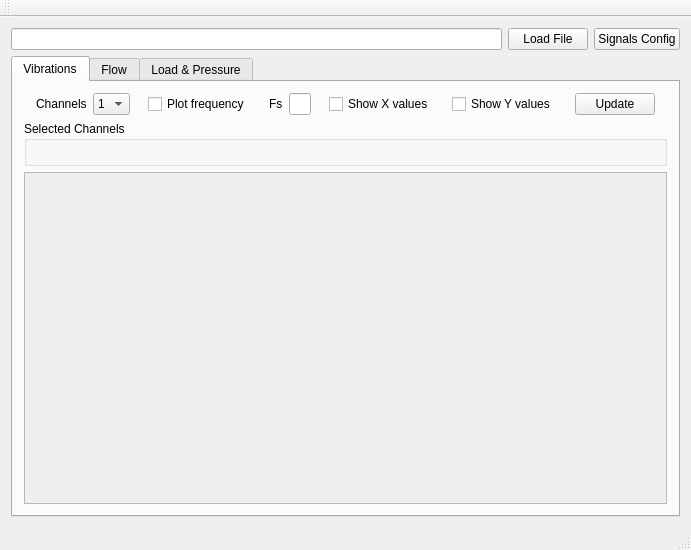
The window that Datafuz/datafuz.ui (jslopezvi/datafuz) describes before a commit, drawn with Qt 5.
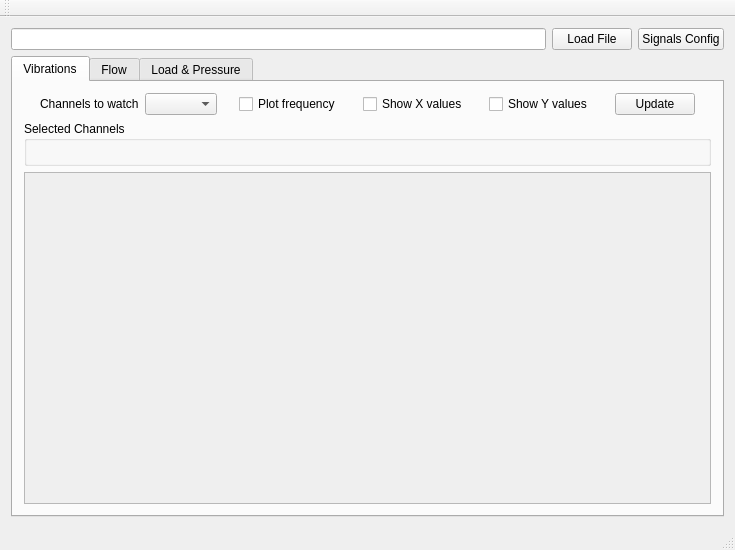
The same window after the commit.

Commit message: Stable version for Datafuz 0.8.0

The edit to the form file:
```diff
--- a/Datafuz/datafuz.ui
+++ b/Datafuz/datafuz.ui
@@ -6,7 +6,7 @@
    <rect>
     <x>0</x>
     <y>0</y>
-    <width>691</width>
+    <width>735</width>
     <height>550</height>
    </rect>
   </property>
@@ -70,54 +70,18 @@
                 <item>
                  <widget class="QLabel" name="label">
                   <property name="sizePolicy">
-                   <sizepolicy hsizetype="Preferred" vsizetype="Fixed">
+                   <sizepolicy hsizetype="Preferred" vsizetype="Preferred">
                     <horstretch>0</horstretch>
                     <verstretch>0</verstretch>
                    </sizepolicy>
                   </property>
                   <property name="text">
-                   <string>Channels</string>
+                   <string>Channels to watch</string>
                   </property>
                  </widget>
                 </item>
                 <item>
-                 <widget class="QComboBox" name="vib_channel_n">
-                  <item>
-                   <property name="text">
-                    <string>1</string>
-                   </property>
-                  </item>
-                  <item>
-                   <property name="text">
-                    <string>2</string>
-                   </property>
-                  </item>
-                  <item>
-                   <property name="text">
-                    <string>3</string>
-                   </property>
-                  </item>
-                  <item>
-                   <property name="text">
-                    <string>4</string>
-                   </property>
-                  </item>
-                  <item>
-                   <property name="text">
-                    <string>5</string>
-                   </property>
-                  </item>
-                  <item>
-                   <property name="text">
-                    <string>6</string>
-                   </property>
-                  </item>
-                  <item>
-                   <property name="text">
-                    <string>7</string>
-                   </property>
-                  </item>
-                 </widget>
+                 <widget class="QComboBox" name="vib_channel_n"/>
                 </item>
                 <item>
                  <spacer name="horizontalSpacer_5">
@@ -155,36 +119,6 @@
                   </property>
                  </spacer>
                 </item>
-                <item>
-                 <widget class="QLabel" name="fs_label">
-                  <property name="text">
-                   <string>Fs</string>
-                  </property>
-                 </widget>
-                </item>
-                <item>
-                 <widget class="QLineEdit" name="fs_val">
-                  <property name="maximumSize">
-                   <size>
-                    <width>50</width>
-                    <height>16777215</height>
-                   </size>
-                  </property>
-                 </widget>
-                </item>
-                <item>
-                 <spacer name="horizontalSpacer_6">
-                  <property name="orientation">
-                   <enum>Qt::Horizontal</enum>
-                  </property>
-                  <property name="sizeHint" stdset="0">
-                   <size>
-                    <width>40</width>
-                    <height>20</height>
-                   </size>
-                  </property>
-                 </spacer>
-                </item>
                 <item>
                  <widget class="QCheckBox" name="show_x_vals_check">
                   <property name="text">
@@ -272,7 +206,7 @@
                   <rect>
                    <x>0</x>
                    <y>0</y>
-                   <width>641</width>
+                   <width>685</width>
                    <height>324</height>
                   </rect>
                  </property>
```
Left out of the diff: 2 changed lines with no effect on the pictures. The commit also changes 107 other files.
